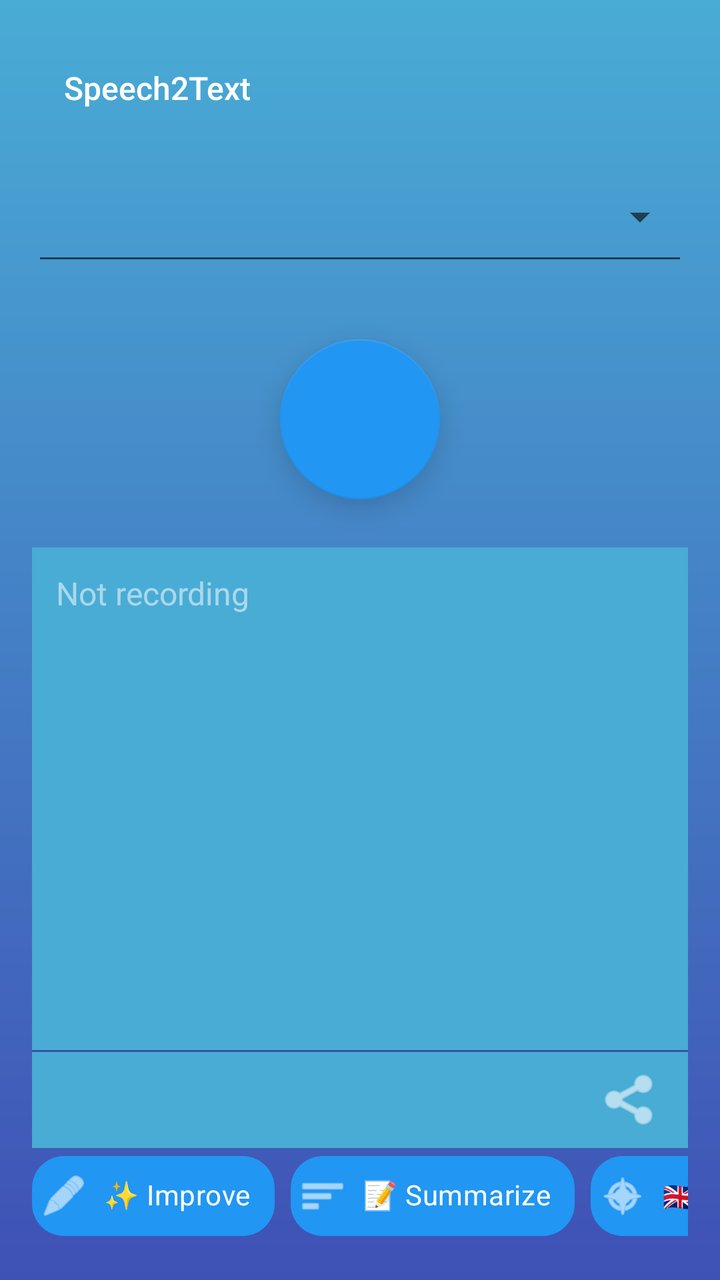
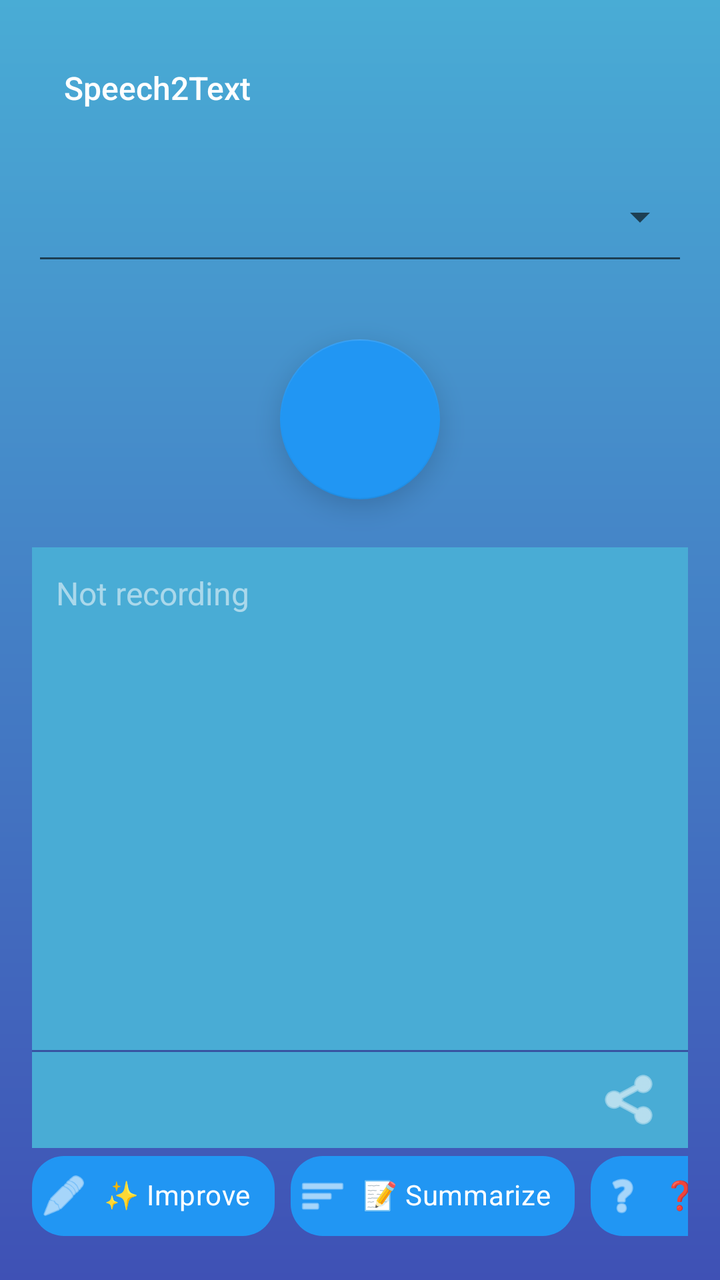

Two renders of the same Android screen: before a commit and after it. Below are the layout's source before the change and the commit's diff.
<!-- AndroidManifest.xml: application theme AppTheme -->
<!-- res/layout/activity_main.xml -->
<?xml version="1.0" encoding="utf-8"?>
<LinearLayout xmlns:android="http://schemas.android.com/apk/res/android"
    xmlns:app="http://schemas.android.com/apk/res-auto"
    android:id="@+id/activity_main"
    android:orientation="vertical"
    android:padding="16dp"
    android:background="@drawable/background_shape"
    android:layout_width="match_parent"
    android:layout_height="match_parent">

    <androidx.appcompat.widget.Toolbar
        android:id="@+id/toolbar_main"
        android:layout_width="match_parent"
        android:layout_height="?attr/actionBarSize"
        app:title="@string/app_name"
        app:layout_constraintTop_toTopOf="parent"/>

    <com.google.android.material.textfield.TextInputLayout
        style="@style/Widget.MaterialComponents.TextInputLayout.OutlinedBox.ExposedDropdownMenu"
        android:layout_width="match_parent"
        android:layout_height="wrap_content"
        android:layout_marginTop="2dp"
        android:hint="@string/select_method"
        android:textColorHint="@color/white"
        app:boxStrokeColor="@color/white"
        app:hintTextColor="@color/white">

        <AutoCompleteTextView
            android:hint="@string/select_method"
            android:id="@+id/spMethod"
            style="@style/CustomAutoCompleteTextView"
            android:layout_width="match_parent"
            android:layout_height="wrap_content"
            android:inputType="none"
            android:textColor="@color/white"
            android:popupBackground="@color/blueDarker"
            android:dropDownHeight="wrap_content" />
    </com.google.android.material.textfield.TextInputLayout>

    <RadioGroup
        android:id="@+id/rgLanguage"
        android:layout_width="match_parent"
        android:layout_height="wrap_content"
        android:orientation="horizontal"
        android:layout_marginTop="8dp" />

    <com.google.android.material.floatingactionbutton.FloatingActionButton
        android:id="@+id/microSwitch"
        android:layout_width="wrap_content"
        android:layout_height="wrap_content"
        android:layout_gravity="center_horizontal"
        android:layout_marginTop="24dp"
        android:layout_marginBottom="24dp"
        android:contentDescription="@string/microphone_toggle"
        app:fabSize="auto"
        app:fabCustomSize="80dp"
        app:maxImageSize="48dp"
        app:elevation="8dp"
        app:hoveredFocusedTranslationZ="16dp"
        app:pressedTranslationZ="12dp"
        app:rippleColor="@color/white"
        app:tint="@color/white"
        app:backgroundTint="@color/blue" />

    <ScrollView
        android:layout_width="match_parent"
        android:layout_height="0dp"
        android:layout_weight="1"
        android:background="@color/blueLight"
        android:fillViewport="true">

        <EditText
            android:id="@+id/evResult"
            android:layout_width="match_parent"
            android:layout_height="match_parent"
            android:padding="12dp"
            android:textColor="@color/white"
            android:textSize="16sp"
            android:background="@android:color/transparent"
            android:inputType="textMultiLine|textNoSuggestions"
            android:gravity="top|start"
            android:hint="@string/info_not_recording"
            android:textColorHint="#88FFFFFF"
            android:importantForAutofill="no"
            android:scrollbars="vertical"
            android:overScrollMode="always"
            android:minHeight="200dp" />
    </ScrollView>


    <View
        android:layout_width="match_parent"
        android:layout_height="1dp"
        android:background="#22000000" />

    <FrameLayout
        android:layout_width="match_parent"
        android:layout_height="wrap_content"
        android:background="@color/blueLight"
        android:minHeight="40dp">

        <TextView
            android:id="@+id/tvInfo"
            android:layout_width="match_parent"
            android:layout_height="match_parent"
            android:gravity="center_vertical"
            android:paddingStart="12dp"
            android:paddingEnd="60dp"
            android:textStyle="italic"
            android:textColor="#CCFFFFFF"
            android:textSize="13sp" />

        <ImageButton
            android:id="@+id/btnShare"
            android:layout_width="48dp"
            android:layout_height="48dp"
            android:layout_gravity="center_vertical|end"
            android:layout_marginEnd="4dp"
            android:background="?attr/selectableItemBackgroundBorderless"
            android:contentDescription="@string/share_transcription"
            android:src="@android:drawable/ic_menu_share"
            app:tint="@color/white" />
    </FrameLayout>
    <HorizontalScrollView
        android:layout_width="match_parent"
        android:layout_height="wrap_content"
        android:scrollbars="none"
        android:layout_marginBottom="2dp">

        <com.google.android.material.chip.ChipGroup
            android:id="@+id/chip_group_actions"
            android:layout_width="wrap_content"
            android:layout_height="wrap_content"
            app:singleLine="true"
            app:chipSpacing="8dp">

            <com.google.android.material.chip.Chip
                android:id="@+id/chip_improve"
                android:layout_width="wrap_content"
                android:layout_height="wrap_content"
                android:text="@string/improve_text"
                android:textColor="@color/white"
                android:clickable="true"
                android:focusable="true"
                app:chipIcon="@android:drawable/ic_menu_edit"
                app:chipIconTint="@color/white"
                app:chipBackgroundColor="@color/blue"
                app:chipCornerRadius="16dp"
                app:chipMinHeight="40dp"/>

            <com.google.android.material.chip.Chip
                android:id="@+id/chip_summarize"
                android:layout_width="wrap_content"
                android:layout_height="wrap_content"
                android:text="@string/summarize_text"
                android:textColor="@color/white"
                android:clickable="true"
                android:focusable="true"
                app:chipIcon="@android:drawable/ic_menu_sort_by_size"
                app:chipIconTint="@color/white"
                app:chipBackgroundColor="@color/blue"
                app:chipCornerRadius="16dp"
                app:chipMinHeight="40dp"/>

            <com.google.android.material.chip.Chip
                android:id="@+id/chip_translate_1"
                android:layout_width="wrap_content"
                android:layout_height="wrap_content"
                android:text="@string/translate_to_en"
                android:textColor="@color/white"
                android:clickable="true"
                android:focusable="true"
                app:chipIcon="@android:drawable/ic_menu_compass"
                app:chipIconTint="@color/white"
                app:chipBackgroundColor="@color/blue"
                app:chipCornerRadius="16dp"
                app:chipMinHeight="40dp"/>

            <com.google.android.material.chip.Chip
                android:id="@+id/chip_translate_2"
                android:layout_width="wrap_content"
                android:layout_height="wrap_content"
                android:text="@string/translate_to_de"
                android:textColor="@color/white"
                android:clickable="true"
                android:focusable="true"
                app:chipIcon="@android:drawable/ic_menu_compass"
                app:chipIconTint="@color/white"
                app:chipBackgroundColor="@color/blue"
                app:chipCornerRadius="16dp"
                app:chipMinHeight="40dp"/>

            <com.google.android.material.chip.Chip
                android:id="@+id/chip_ask_question"
                android:layout_width="wrap_content"
                android:layout_height="wrap_content"
                android:text="@string/ask_question"
                android:textColor="@color/white"
                android:clickable="true"
                android:focusable="true"
                app:chipIcon="@android:drawable/ic_menu_help"
                app:chipIconTint="@color/white"
                app:chipBackgroundColor="@color/blue"
                app:chipCornerRadius="16dp"
                app:chipMinHeight="40dp"/>


        </com.google.android.material.chip.ChipGroup>
    </HorizontalScrollView>

</LinearLayout>
<!-- resources referenced by this layout -->
<resources>
  <color name="blue">#2196F3</color>
  <color name="blueDarker">#3F51B5</color>
  <color name="blueLight">#49acd5</color>
  <color name="white">#FFFFFFFF</color>
  <!-- drawable background_shape (drawable) -->
  <shape xmlns:android="http://schemas.android.com/apk/res/android">
      <gradient android:angle="90"
          android:startColor="#3F51B5"
          android:endColor="@color/blueLight"
          android:type="linear"/>
  </shape>
  <string name="app_name">Speech2Text</string>
  <string name="ask_question">❓ Answer</string>
  <string name="improve_text">✨ Improve</string>
  <string name="info_not_recording">Not recording</string>
  <string name="microphone_toggle">Toggle microphone</string>
  <string name="select_method">""</string>
  <string name="share_transcription">Share transcription</string>
  <string name="summarize_text">📝 Summarize</string>
  <string name="translate_to_de">🇩🇪 → German</string>
  <string name="translate_to_en">🇬🇧 → English</string>
  <style name="CustomAutoCompleteTextView" parent="Widget.AppCompat.AutoCompleteTextView">
          <item name="android:popupBackground">@color/blueDarker</item>
          <item name="android:dropDownSelector">@color/blueLight</item>
          <item name="android:textColor">@color/white</item>
      </style>
  <style name="AppTheme" parent="Theme.MaterialComponents.DayNight.NoActionBar">
          
          <item name="colorPrimary">@color/blueLight</item>
          <item name="colorPrimaryDark">@color/colorPrimaryDark</item>
          <item name="colorAccent">@color/colorAccent</item>
          <item name="android:itemBackground">@color/colorDark</item>
          <item name="android:textColorPrimary">@color/white</item>
          <item name="toolbarStyle">@style/CustomToolbar</item>
          <item name="spinnerStyle">@style/SpinnerStyle</item>
          <item name="android:spinnerItemStyle">@style/SpinnerItemStyle</item>
          <item name="android:spinnerDropDownItemStyle">@style/SpinnerDropDownItemStyle</item>
  
      </style>
  <color name="colorPrimaryDark">#2f333f</color>
  <color name="colorAccent">#FF4081</color>
  <color name="colorDark">#777CA3</color>
  <style name="CustomToolbar" parent="Widget.AppCompat.Toolbar">
          <item name="titleTextAppearance">@style/ActionBarTitleText</item>
      </style>
  <style name="SpinnerStyle" parent="Widget.AppCompat.Spinner">
          <item name="android:popupBackground">@color/blueLight</item>
          <item name="android:textColor">@color/white</item>
          <item name="android:textSize">24sp</item>
      </style>
  <style name="SpinnerItemStyle" parent="Widget.AppCompat.Spinner">
          <item name="android:textColor">@color/white</item>
          <item name="android:textSize">18sp</item>
      </style>
  <style name="SpinnerDropDownItemStyle" parent="Widget.AppCompat.Spinner.DropDown">
          <item name="android:textColor">@color/white</item>
          <item name="android:textSize">12sp</item>
      </style>
  <style name="ActionBarTitleText" parent="TextAppearance.Widget.AppCompat.Toolbar.Title">
          <item name="android:textColor">@color/colorWhite</item>
          <item name="android:textSize">16sp</item>
      </style>
  <color name="colorWhite">#ffffff</color>
</resources>

<!-- the commit's change to res/layout/activity_main.xml (unified diff, before → after) -->
@@ -37,12 +37,19 @@
             android:dropDownHeight="wrap_content" />
     </com.google.android.material.textfield.TextInputLayout>
 
-    <RadioGroup
-        android:id="@+id/rgLanguage"
+    <HorizontalScrollView
         android:layout_width="match_parent"
         android:layout_height="wrap_content"
-        android:orientation="horizontal"
-        android:layout_marginTop="8dp" />
+        android:layout_marginTop="8dp"
+        android:scrollbars="none"
+        android:fadeScrollbars="false">
+
+        <RadioGroup
+            android:id="@+id/rgLanguage"
+            android:layout_width="wrap_content"
+            android:layout_height="wrap_content"
+            android:orientation="horizontal" />
+    </HorizontalScrollView>
 
     <com.google.android.material.floatingactionbutton.FloatingActionButton
         android:id="@+id/microSwitch"
@@ -162,33 +169,7 @@
                 app:chipCornerRadius="16dp"
                 app:chipMinHeight="40dp"/>
 
-            <com.google.android.material.chip.Chip
-                android:id="@+id/chip_translate_1"
-                android:layout_width="wrap_content"
-                android:layout_height="wrap_content"
-                android:text="@string/translate_to_en"
-                android:textColor="@color/white"
-                android:clickable="true"
-                android:focusable="true"
-                app:chipIcon="@android:drawable/ic_menu_compass"
-                app:chipIconTint="@color/white"
-                app:chipBackgroundColor="@color/blue"
-                app:chipCornerRadius="16dp"
-                app:chipMinHeight="40dp"/>
-
-            <com.google.android.material.chip.Chip
-                android:id="@+id/chip_translate_2"
-                android:layout_width="wrap_content"
-                android:layout_height="wrap_content"
-                android:text="@string/translate_to_de"
-                android:textColor="@color/white"
-                android:clickable="true"
-                android:focusable="true"
-                app:chipIcon="@android:drawable/ic_menu_compass"
-                app:chipIconTint="@color/white"
-                app:chipBackgroundColor="@color/blue"
-                app:chipCornerRadius="16dp"
-                app:chipMinHeight="40dp"/>
+            
 
             <com.google.android.material.chip.Chip
                 android:id="@+id/chip_ask_question"
<!-- resource entries referenced after the edit -->
@@ -19,8 +19,6 @@
   <string name="select_method">""</string>
   <string name="share_transcription">Share transcription</string>
   <string name="summarize_text">📝 Summarize</string>
-  <string name="translate_to_de">🇩🇪 → German</string>
-  <string name="translate_to_en">🇬🇧 → English</string>
   <style name="CustomAutoCompleteTextView" parent="Widget.AppCompat.AutoCompleteTextView">
           <item name="android:popupBackground">@color/blueDarker</item>
           <item name="android:dropDownSelector">@color/blueLight</item>
